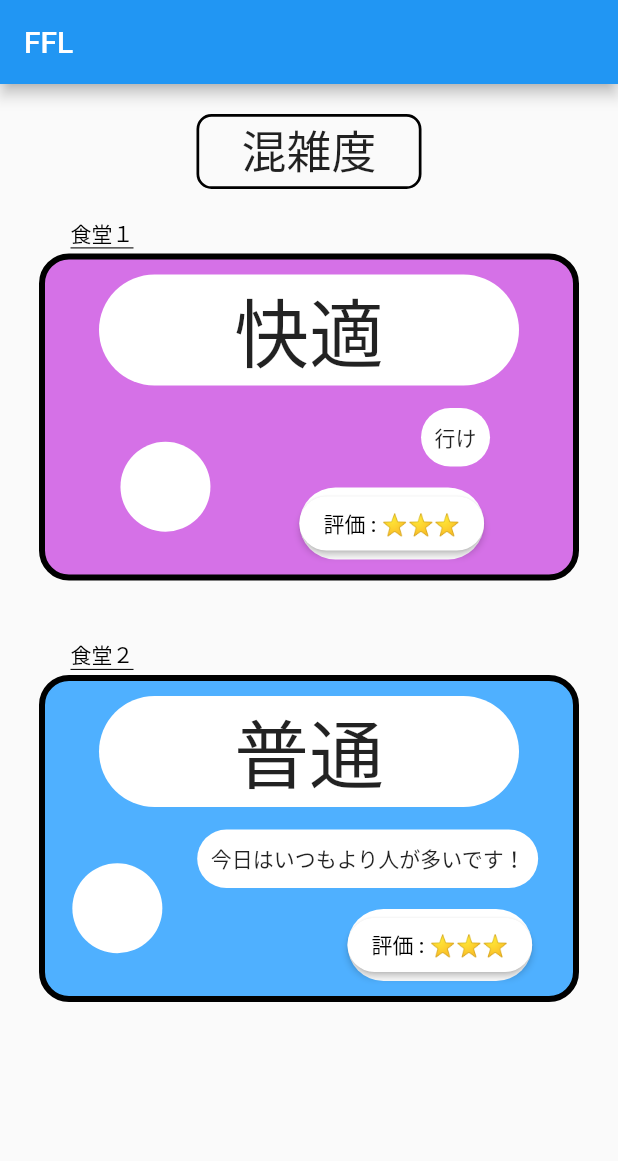
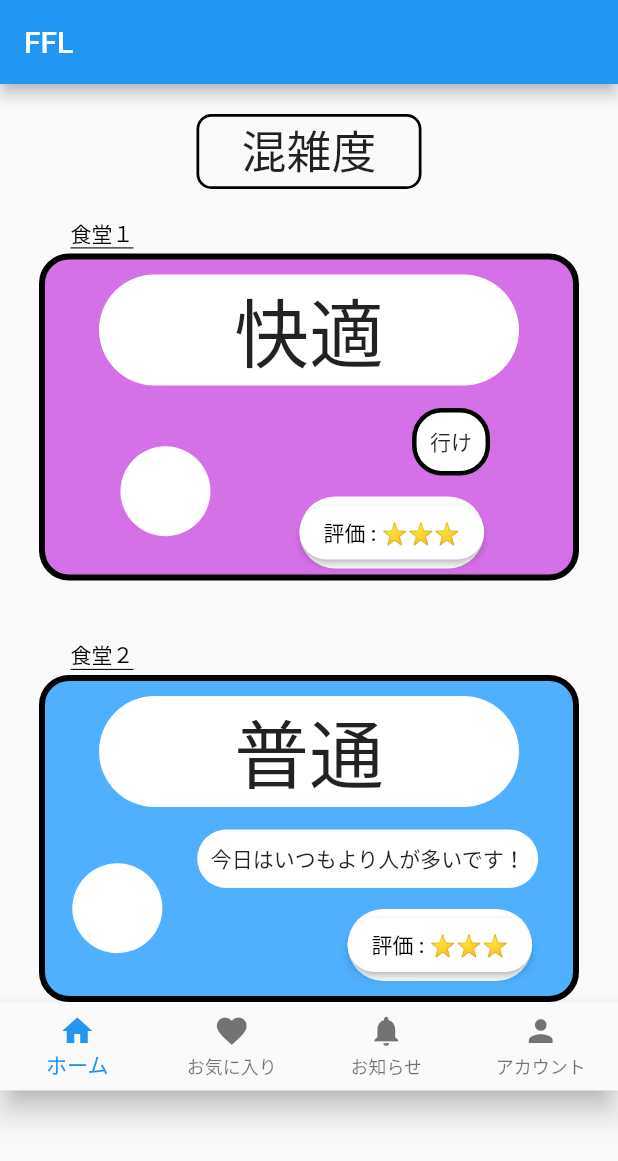
Before and after one commit to mommom111/JPHACKS-customer, a Flutter app: the screen it shows after launch, on a phone screen of 412 x 824 dp. Shown: the top 1161 px of the screen. Run offline on Flutter 3.47's test engine with Material 2 defaults, Android fonts, the phone set to English and light mode, and no system bars; network calls fail.

Commit message:
下のボタン群を作成

```diff
--- a/lib/main.dart
+++ b/lib/main.dart
@@ -63,6 +63,21 @@ class _congestionPageState extends State<congestionPage> {
             location1Detail(),
             location2(),
             location2Detail(),
+            Container(
+              alignment: Alignment.bottomCenter,
+              child: BottomNavigationBar(
+                items: const <BottomNavigationBarItem>[
+                  BottomNavigationBarItem(icon: Icon(Icons.home), label: 'ホーム'),
+                  BottomNavigationBarItem(
+                      icon: Icon(Icons.favorite), label: 'お気に入り'),
+                  BottomNavigationBarItem(
+                      icon: Icon(Icons.notifications), label: 'お知らせ'),
+                  BottomNavigationBarItem(
+                      icon: Icon(Icons.person), label: 'アカウント'),
+                ],
+                type: BottomNavigationBarType.fixed,
+              ),
+            ),
           ],
         ),
       ),
@@ -170,8 +185,9 @@ class _locationDetailState extends State<location1Detail> {
                     padding: EdgeInsets.all(9),
                     margin: EdgeInsets.all(5),
                     decoration: BoxDecoration(
-                    color: Colors.white,
-                    borderRadius: BorderRadius.circular(20),
+                      color: Colors.white,
+                      border: Border.all(width: 3),
+                      borderRadius: BorderRadius.circular(20),
                     ),
                     child: StreamBuilder(
                     stream: _channel.stream,
```
